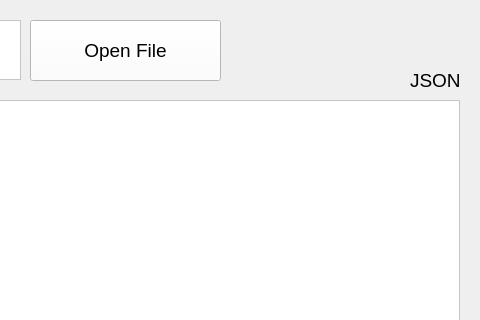
The window that mainwindow.ui (Nomad192-educational-projects/json_parser_qt) describes before a commit, drawn with Qt 5; both pictures show x 320 to 800 and y 0 to 320 of the 800 by 600 pixel window.
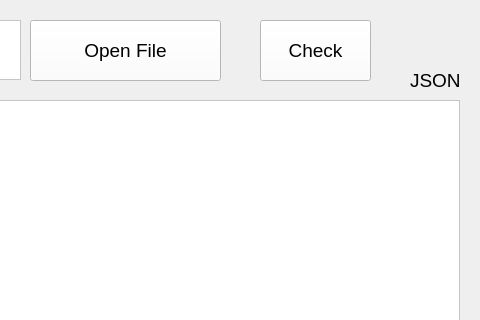
The same window after the commit.

Commit message: Add check correct

Patch:
```diff
--- a/mainwindow.ui
+++ b/mainwindow.ui
@@ -106,6 +106,30 @@
      <string>JSON</string>
     </property>
    </widget>
+   <widget class="QPushButton" name="pushButton_check">
+    <property name="geometry">
+     <rect>
+      <x>580</x>
+      <y>20</y>
+      <width>111</width>
+      <height>61</height>
+     </rect>
+    </property>
+    <property name="font">
+     <font>
+      <pointsize>14</pointsize>
+     </font>
+    </property>
+    <property name="styleSheet">
+     <string notr="true">background-color: rgb(255, 255, 255);
+border-color: rgb(0, 0, 0);
+
+</string>
+    </property>
+    <property name="text">
+     <string>Check</string>
+    </property>
+   </widget>
   </widget>
   <widget class="QStatusBar" name="statusbar"/>
  </widget>
```
The commit also changes 4 other files.
